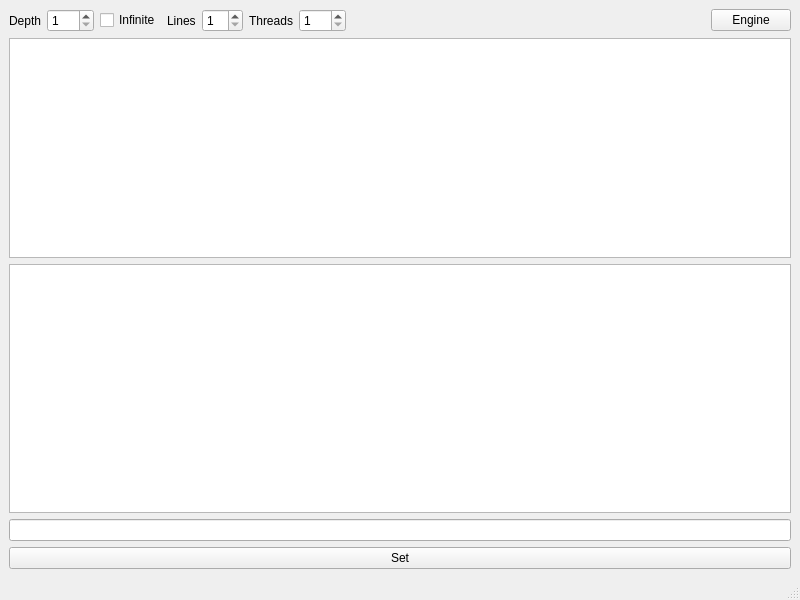
jLantxa/Chess, file mainwindow.ui: the form before one commit.
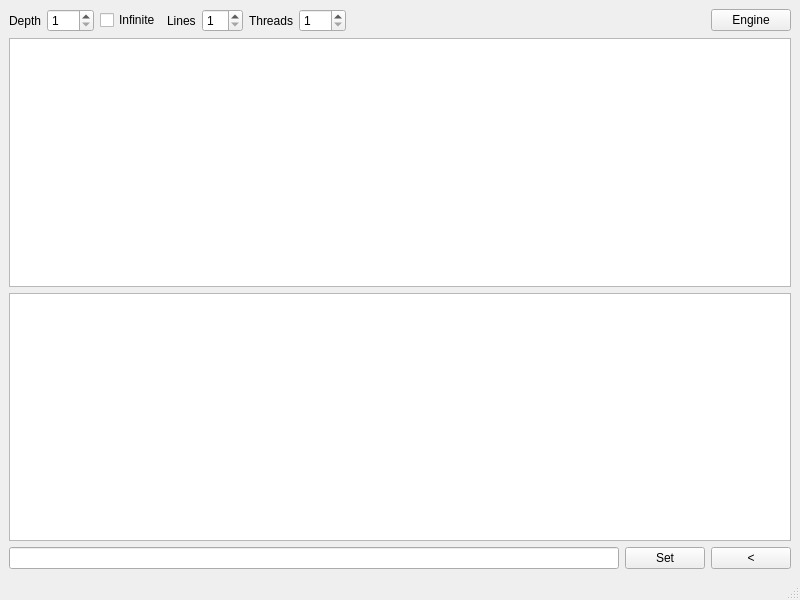
The form after the commit.

Commit message:
Add an undo button
Added a button to undo moves until I have a real chess board...

Patch:
```diff
--- a/mainwindow.ui
+++ b/mainwindow.ui
@@ -14,8 +14,10 @@
    <string>MainWindow</string>
   </property>
   <widget class="QWidget" name="centralwidget">
-   <layout class="QGridLayout" name="gridLayout">
-    <item row="0" column="0">
+   <layout class="QHBoxLayout" name="horizontalLayout_3">
+    <item>
+     <layout class="QVBoxLayout" name="verticalLayout_2">
+      <item>
      <layout class="QVBoxLayout" name="verticalLayout">
       <item>
        <layout class="QHBoxLayout" name="engineControlsLayout">
@@ -109,24 +111,37 @@
         </property>
        </widget>
       </item>
-     </layout>
-    </item>
-    <item row="1" column="0">
+        <item>
      <widget class="QTextEdit" name="teMoves">
       <property name="readOnly">
        <bool>true</bool>
       </property>
      </widget>
     </item>
-    <item row="3" column="0">
+        <item>
+         <layout class="QHBoxLayout" name="horizontalLayout_2">
+          <item>
+           <widget class="QLineEdit" name="lePosition"/>
+          </item>
+          <item>
      <widget class="QPushButton" name="bSetPosition">
       <property name="text">
        <string>Set</string>
       </property>
      </widget>
     </item>
-    <item row="2" column="0">
-     <widget class="QLineEdit" name="lePosition"/>
+          <item>
+           <widget class="QPushButton" name="bPrevMove">
+            <property name="text">
+             <string>&lt;</string>
+            </property>
+           </widget>
+          </item>
+         </layout>
+        </item>
+       </layout>
+      </item>
+     </layout>
     </item>
    </layout>
   </widget>
```
Lines whose indentation alone changed are shown as unchanged. The commit also changes 2 other files.
